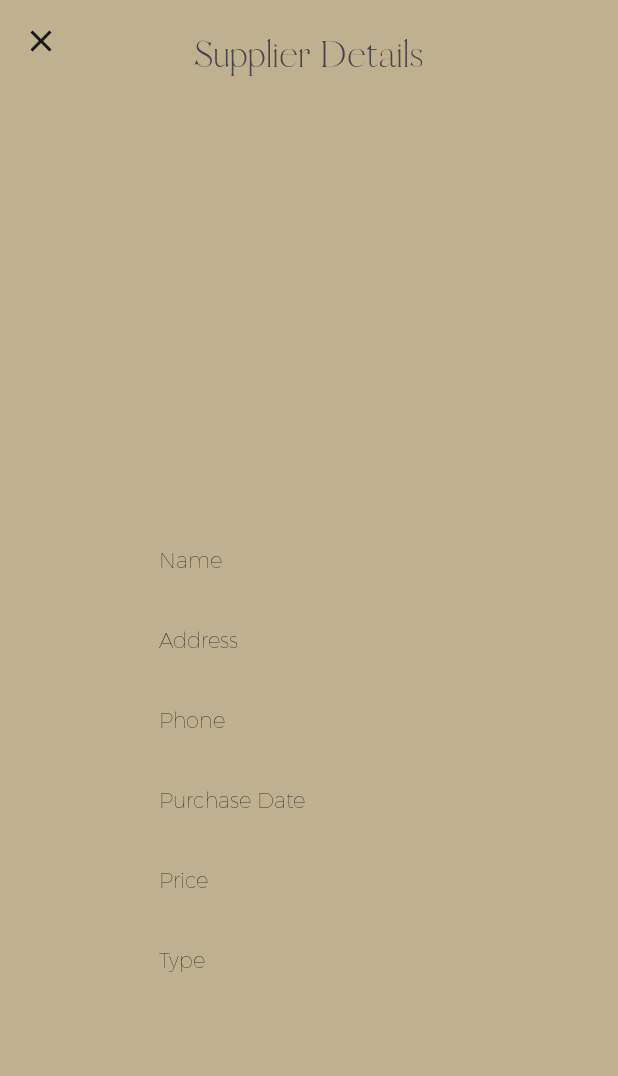
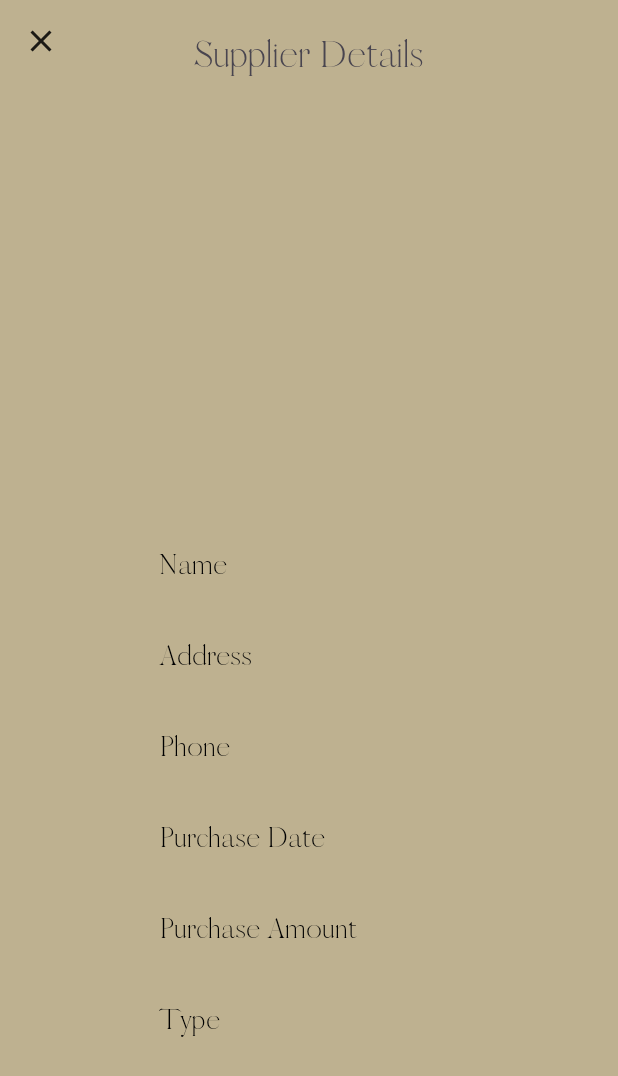
Before and after one commit to eliorsamovol/Jewelry-Catalog, an Android app: the fragment SupplierDetails placed in its activity, on a phone screen of 412 x 824 dp. Shown: the top 1076 px of the screen. Run offline under Robolectric (Android 15) with nearby library versions, the phone set to English and light mode, and no system bars; 1 statement that could not run was skipped.

Commit message:
view pager done

```diff
--- a/app/build.gradle.kts
+++ b/app/build.gradle.kts
@@ -91,6 +91,7 @@ dependencies {
     implementation("com.google.android.material:material:1.5.0")
     implementation("androidx.multidex:multidex:2.0.1")
     implementation("androidx.work:work-runtime-ktx:2.7.1")
+    implementation("androidx.viewpager2:viewpager2:1.1.0")
     implementation(libs.androidx.core.ktx)
     implementation(libs.androidx.appcompat)
     implementation(libs.material)
--- a/app/src/main/java/com/tests/jewelry/Catalog.kt
+++ b/app/src/main/java/com/tests/jewelry/Catalog.kt
@@ -19,6 +19,8 @@ import android.text.SpannableString
 import android.text.Spanned
 import android.text.style.UnderlineSpan
 import androidx.viewpager2.widget.ViewPager2
+import android.os.Handler
+import android.os.Looper
 
 class Catalog : Fragment() {
 
@@ -26,8 +28,21 @@ class Catalog : Fragment() {
     private val binding get() = _binding!!
 
     private lateinit var viewPager: ViewPager2
-    private val images = listOf(R.drawable.bottom_photo_main, R.drawable.bottom2, R.drawable.bottom3, R.drawable.bottom4, R.drawable.bottom5)
+    private lateinit var adapter: ViewPagerAdapter
+    private val imagesList = listOf(R.drawable.bottom_photo_main, R.drawable.bottom2, R.drawable.bottom3, R.drawable.bottom4, R.drawable.bottom5)
+    private val handler = Handler(Looper.getMainLooper())
+    private var currentPage = 0
 
+    private val updateRunnable = object :Runnable {
+        override fun run() {
+            if (currentPage == imagesList.size) {
+                currentPage = 0
+            }
+
+            viewPager.setCurrentItem(currentPage++, true)
+            handler.postDelayed(this, 2000)
+        }
+    }
     override fun onCreateView(
         inflater: LayoutInflater,
         container: ViewGroup?,
@@ -41,10 +56,14 @@ class Catalog : Fragment() {
     override fun onViewCreated(view: View, savedInstanceState: Bundle?) {
         super.onViewCreated(view, savedInstanceState)
 
+        viewPager = binding.viewPager
+        viewPager.adapter = ViewPagerAdapter(imagesList)
+
         arguments?.getString("title")?.let{
             Toast.makeText(requireActivity(), it, Toast.LENGTH_SHORT).show()
         }
 
+        setUpViewPager()
         loadImages()
 
         binding.jewelries.setOnClickListener {
@@ -99,6 +118,14 @@ class Catalog : Fragment() {
 
     }
 
+    private fun setUpViewPager() {
+        viewPager = binding.viewPager
+        adapter = ViewPagerAdapter(imagesList)
+        viewPager.adapter = adapter
+
+        handler.post(updateRunnable)
+    }
+
     private fun loadImages(){
         Glide.with(this)
             .load(R.drawable.sand)
@@ -124,10 +151,6 @@ class Catalog : Fragment() {
             .load(R.drawable.bracelet_main)
             .centerCrop()
             .into(binding.bracelets)
-        Glide.with(this)
-            .load(R.drawable.bottom_photo_main)
-            .centerCrop()
-            .into(binding.secondImage)
     }
 
     override fun onDestroyView() {
--- /dev/null
+++ b/app/src/main/java/com/tests/jewelry/ViewPagerAdapter.kt
@@ -0,0 +1,27 @@
+package com.tests.jewelry
+
+import android.view.LayoutInflater
+import android.view.View
+import android.view.ViewGroup
+import android.widget.ImageView
+import androidx.recyclerview.widget.RecyclerView
+
+class ViewPagerAdapter(private val imageList: List<Int>) : RecyclerView.Adapter<ViewPagerAdapter.ViewPagerViewHolder>() {
+
+    class ViewPagerViewHolder(itemView: View) : RecyclerView.ViewHolder(itemView) {
+        val imageView: ImageView = itemView.findViewById(R.id.imageView)
+    }
+
+    override fun onCreateViewHolder(parent: ViewGroup, viewType: Int): ViewPagerViewHolder {
+        val view = LayoutInflater.from(parent.context).inflate(R.layout.item_image, parent, false)
+        return ViewPagerViewHolder(view)
+    }
+
+    override fun onBindViewHolder(holder: ViewPagerViewHolder, position: Int) {
+        holder.imageView.setImageResource(imageList[position])
+    }
+
+    override fun getItemCount(): Int {
+        return imageList.size
+    }
+}
--- a/app/src/main/res/layout/new_supplier.xml
+++ b/app/src/main/res/layout/new_supplier.xml
@@ -150,7 +150,7 @@
             android:id="@+id/supplierPrice"
             android:layout_width="wrap_content"
             android:layout_height="wrap_content"
-            android:text="@string/jewelry_price_box"
+            android:text="@string/supplier_sum_details"
             android:fontFamily="@font/toolbarfont"
             android:textColor="@color/black"
             app:layout_constraintTop_toBottomOf="@+id/dateEditText"
--- a/app/src/main/res/layout/supplier_details.xml
+++ b/app/src/main/res/layout/supplier_details.xml
@@ -47,8 +47,9 @@
             android:layout_width="wrap_content"
             android:layout_height="wrap_content"
             android:text="@string/jewelry_name_box"
-            android:fontFamily="@font/toolbarfont"
+            android:fontFamily="@font/vogue"
             android:textColor="@color/black"
+            android:textSize="18dp"
             app:layout_constraintTop_toBottomOf="@+id/supplierImage"
             app:layout_constraintStart_toStartOf="@+id/supplierImage"
             android:layout_marginTop="35dp" />
@@ -58,8 +59,9 @@
             android:layout_width="wrap_content"
             android:layout_height="wrap_content"
             android:text="@string/supplier_address_box"
-            android:fontFamily="@font/toolbarfont"
+            android:fontFamily="@font/vogue"
             android:textColor="@color/black"
+            android:textSize="18dp"
             app:layout_constraintTop_toBottomOf="@+id/supplierName"
             app:layout_constraintStart_toStartOf="@+id/supplierName"
             android:layout_marginTop="35dp"/>
@@ -69,8 +71,9 @@
             android:layout_width="wrap_content"
             android:layout_height="wrap_content"
             android:text="@string/supplier_phone_box"
-            android:fontFamily="@font/toolbarfont"
+            android:fontFamily="@font/vogue"
             android:textColor="@color/black"
+            android:textSize="18dp"
             app:layout_constraintTop_toBottomOf="@+id/supplierDescription"
             app:layout_constraintStart_toStartOf="@+id/supplierDescription"
             android:layout_marginTop="35dp"/>
@@ -80,9 +83,10 @@
             android:layout_width="wrap_content"
             android:layout_height="wrap_content"
             android:text="@string/supplier_purchase_date_box"
+            android:textSize="18dp"
             app:layout_constraintTop_toBottomOf="@id/supplierPhone"
             app:layout_constraintStart_toStartOf="@id/supplierPhone"
-            android:fontFamily="@font/toolbarfont"
+            android:fontFamily="@font/vogue"
             android:textColor="@color/black"
             android:layout_marginTop="35dp"/>
 
@@ -90,9 +94,10 @@
             android:id="@+id/supplierPrice"
             android:layout_width="wrap_content"
             android:layout_height="wrap_content"
-            android:text="@string/jewelry_price_box"
-            android:fontFamily="@font/toolbarfont"
+            android:text="@string/supplier_sum_details"
+            android:fontFamily="@font/vogue"
             android:textColor="@color/black"
+            android:textSize="18dp"
             app:layout_constraintTop_toBottomOf="@+id/supplierPurchaseDate"
             app:layout_constraintStart_toStartOf="@+id/supplierPurchaseDate"
             android:layout_marginTop="35dp"/>
@@ -102,8 +107,9 @@
             android:layout_width="wrap_content"
             android:layout_height="wrap_content"
             android:text="@string/jewelry_type_box"
-            android:fontFamily="@font/toolbarfont"
+            android:fontFamily="@font/vogue"
             android:textColor="@color/black"
+            android:textSize="18dp"
             app:layout_constraintTop_toBottomOf="@+id/supplierPrice"
             app:layout_constraintStart_toStartOf="@+id/supplierPrice"
             android:layout_marginTop="35dp"/>
```
Also changed, not shown: app/src/main/res/layout/catalog.xml (+14 -6 lines), app/src/main/res/layout/item_image.xml (added, +7 -0 lines).
